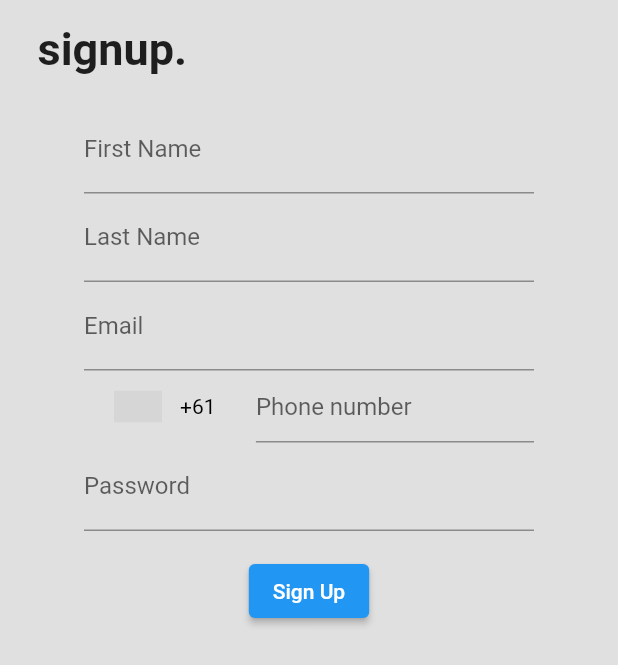
After one commit to Praxis-Australia/onya_frontend, a Flutter app: the screen it shows after launch, after a tap on "Sign up", on a phone screen of 412 x 824 dp. The commit adds this screen. Shown: the top 665 px of the screen. Run offline on Flutter 3.47's test engine with Material 2 defaults, Android fonts, the phone set to English and light mode, and no system bars; drawn by our look-alikes of intl_phone_number_input; our stand-ins replace cloud_firestore, firebase_auth, firebase_core, smooth_page_indicator; accounts and stored records are empty; network calls fail; grey boxes are pictures that could not be loaded.

Commit message:
Got rego working... what a win

```diff
--- a/dashboardui/lib/pages/login_page.dart
+++ b/dashboardui/lib/pages/login_page.dart
@@ -1,5 +1,6 @@
 import 'package:flutter/material.dart';
 import 'package:dashboardui/util/my_login.dart';
+import 'package:dashboardui/pages/signup_page.dart';
 
 class LoginPage extends StatefulWidget {
   const LoginPage({Key? key}) : super(key: key);
@@ -37,10 +38,38 @@ class _LoginPageState extends State<LoginPage> {
                     Center(
                         child: Container(
                             width: 300.0,
-                            height: 300.0,
+                            height: 200.0,
                             child: MyLogin(),
                         ),
                     ),
+                    SizedBox(
+                        height:00.0,
+                    ),
+                    Row(
+                        mainAxisAlignment: MainAxisAlignment.center,
+                        children: [
+                            Text(
+                                'Don\'t have an account? ',
+                                style: TextStyle(
+                                fontSize: 15.0,
+                                ),
+                            ),
+                            InkWell(
+                                onTap: () {
+                                    Navigator.push(context,
+                                        MaterialPageRoute(builder: (context) => SignupPage()),
+                                    );
+                                },
+                                child:Text(
+                                    'Sign up',
+                                    style: TextStyle(
+                                    fontSize: 15.0,
+                                    fontWeight: FontWeight.bold,
+                                    ),
+                                ),
+                            )
+                        ],
+                    )
                 ]
             )
         )
--- /dev/null
+++ b/dashboardui/lib/pages/signup_page.dart
@@ -0,0 +1,53 @@
+import 'package:flutter/material.dart';
+import 'package:dashboardui/util/my_signup.dart';
+// import 'package:dashboardui/pages/signupPage.dart';
+
+class SignupPage extends StatefulWidget {
+  const SignupPage({Key? key}) : super(key: key);
+
+  @override
+  _SignupPageState createState() => _SignupPageState();
+}
+
+class _SignupPageState extends State<SignupPage> {
+  @override
+  Widget build(BuildContext context) {
+    return Scaffold(
+        backgroundColor: Colors.grey[300],
+        body: SafeArea(
+            child: Column(
+                children: [
+                    Padding(
+                        padding: const EdgeInsets.only(left: 25.0, right:25.0, top: 15.0),
+                        child: Row(
+                            mainAxisAlignment: MainAxisAlignment.spaceBetween,
+                            children: [
+                            Text(
+                                'signup.',
+                                style: TextStyle(
+                                fontSize: 30.0,
+                                fontWeight: FontWeight.bold,
+                                ),
+                            ), // Text
+                            ],
+                        ), // Row
+                    ),
+                    SizedBox(
+                        height: 20.0,
+                    ),
+                    Center(
+                        child: Container(
+                            width: 300.0,
+                            height: 400.0,
+                            child: MySignup(),
+                        ),
+                    ),
+                    SizedBox(
+                        height:00.0,
+                    ),
+                ]
+            )
+        )
+    );
+  }
+}
--- /dev/null
+++ b/dashboardui/lib/util/my_signup.dart
@@ -0,0 +1,220 @@
+import 'package:flutter/material.dart';
+import 'package:firebase_auth/firebase_auth.dart';
+import 'package:dashboardui/pages/home_page.dart';
+import 'package:intl_phone_number_input/intl_phone_number_input.dart';
+import 'package:cloud_firestore/cloud_firestore.dart';
+import 'dart:math';
+
+//import 'package:firebase_dynamic_links/firebase_dynamic_links.dart';
+
+class MySignup extends StatefulWidget {
+  @override
+  _MySignupState createState() => _MySignupState();
+}
+
+class _MySignupState extends State<MySignup> {
+    final GlobalKey<FormState> _formKey = GlobalKey<FormState>();
+    final TextEditingController _firstNameController = TextEditingController();
+    final TextEditingController _lastNameController = TextEditingController();
+    final TextEditingController _emailController = TextEditingController();
+    final TextEditingController _phoneController = TextEditingController();
+    final TextEditingController _passwordController = TextEditingController();
+    bool _success = false;
+    String? _userEmail;
+    String? _userID;
+    Exception? _errorMessage;
+    User? user;
+    PhoneNumber? _number;
+    User? _user;
+
+    final FirebaseAuth _auth = FirebaseAuth.instance;
+
+    String generateRandomString(int len) {
+        var r = Random();
+        return String.fromCharCodes(List.generate(len, (index) => r.nextInt(33) + 89));
+    }
+
+    Future<bool> _signup() async {
+        _success = true;
+        try {
+            final User? user = (await
+            _auth.createUserWithEmailAndPassword(
+                email: _emailController.text,
+                password: _passwordController.text,
+            )
+        ).user;
+        } on Exception catch (e) {
+            setState(() {
+            _success = false;
+            _errorMessage = e;
+            print(e);
+            user = null;
+            print("there was an exception");
+            });
+        }
+
+        // final User? user = (await _auth.createUserWithEmailAndPassword(
+        //         email: _emailController.text,
+        //         password: _passwordController.text,
+        // )).user;
+        return _success;
+    }
+
+    Future<User?> _login() async {
+        _success = true;
+        await
+        _auth.signInWithEmailAndPassword(
+            email: _emailController.text,
+            password: _passwordController.text,
+        );
+        _auth.authStateChanges().listen((User? user) {
+            if (user == null) {
+                print('User is currently signed out!');
+            } else {
+                print('User is signed in!');
+                _user = user;
+                _writeUser();
+            }
+        });
+    }
+
+    void _writeUser() async {
+        var id = _user!.uid;
+        CollectionReference userRef = FirebaseFirestore.instance.collection('users');
+        await userRef.doc(id).set({
+            "firstName":_firstNameController.text,
+            "lastName":_lastNameController.text,
+            "email":_emailController.text,
+            "mobile": _number!.phoneNumber,
+            "basiq":{
+                "accountNames":[],
+                "availableAccounts":[],
+                "connectionIds":[]
+            },
+            "charitySelection":{},
+            "roundup":{
+                "config":{
+                    "debitAt":10,
+                    "debitConnectionId":null,
+                    "enabled":false,
+                    "roundTo":1,
+                    "transactionConnectionId":null
+                },
+                "nextDebit":{
+                    "accAmount":0,
+                    "lastChecked":DateTime.now(),
+                },
+                "statistics":{
+                    "total":0
+                },
+                "transactions":[],
+                "uid":id,
+                "userCreated":DateTime.now()
+            }
+        });
+        Navigator.push(
+            context,
+            MaterialPageRoute(builder: (context) => HomePage()),
+        );
+    }
+
+    @override
+    Widget build(BuildContext context) {
+        return Form(
+            key: _formKey,
+            child: Column(
+                crossAxisAlignment: CrossAxisAlignment.start,
+                children: [
+                    TextFormField(
+                        controller: _firstNameController,
+                        decoration: const InputDecoration(labelText: 'First Name'),
+                        validator: (String? value) {
+                            if (value!.isEmpty) {
+                                return 'Please enter some text';
+                            }
+                            return null;
+                        },
+                    ),
+                    TextFormField(
+                        controller: _lastNameController,
+                        decoration: const InputDecoration(labelText: 'Last Name'),
+                        validator: (String? value) {
+                            if (value!.isEmpty) {
+                                return 'Please enter some text';
+                            }
+                            return null;
+                        },
+                    ),
+                    TextFormField(
+                        controller: _emailController,
+                        decoration: const InputDecoration(labelText: 'Email'),
+                        validator: (String? value) {
+                            if (value!.isEmpty) {
+                                return 'Please enter some text';
+                            }
+                            return null;
+                        },
+                    ),
+                    InternationalPhoneNumberInput(
+                        onInputChanged: (PhoneNumber number) {
+                            setState( () {
+                                _number = number;
+                            });
+                        },
+                        onInputValidated: (bool value) {
+                            print(value);
+                        },
+                        selectorConfig: SelectorConfig(
+                            selectorType: PhoneInputSelectorType.BOTTOM_SHEET,
+                        ),
+                        ignoreBlank: false,
+                        autoValidateMode: AutovalidateMode.disabled,
+                        selectorTextStyle: TextStyle(
+                            color: Colors.black
+                        ),
+                        initialValue: PhoneNumber(isoCode: 'AU', phoneNumber: ''),
+                        autoFocus: true,
+                        textFieldController: _phoneController,
+                        formatInput: false,
+                        keyboardType:
+                            TextInputType.numberWithOptions(signed: true, decimal: true),
+                        onSaved: (PhoneNumber numb) {
+                            setState( () {
+                                _number = numb;
+                            });
+                        },
+                    ),
+                    TextFormField(
+                        controller: _passwordController,
+                        decoration: const InputDecoration(labelText:
+                            'Password'),
+                        validator: (String? value) {
+                        if (value!.isEmpty) {
+                            return 'Please enter some text';
+                        }
+                        return null;
+                        },
+                    ),
+                    Container(
+                        padding: const EdgeInsets.symmetric(vertical: 16.0),
+                        alignment: Alignment.center,
+                        child: ElevatedButton(
+                            onPressed: () async {
+                                await _signup();
+                                if (_success) {
+                                    await _login();
+                                };
+                            },
+                            child: const Text('Sign Up'),
+                            style: ElevatedButton.styleFrom(
+                                primary: Colors.blue, // background
+                                onPrimary: Colors.white, // foreground
+                            ),
+
+                        ),
+                    )
+                ]
+            )
+        );
+    }
+}
--- a/dashboardui/pubspec.yaml
+++ b/dashboardui/pubspec.yaml
@@ -41,6 +41,8 @@ dependencies:
   firebase_auth: ^4.1.5
   modal_progress_hud: ^0.1.3
   cloud_firestore: ^4.1.0
+  url_launcher: ^6.1.7
+  intl_phone_number_input: ^0.7.1
 
 dev_dependencies:
   flutter_test:
```
Also changed, not shown: dashboardui/lib/db_layouts/user_layout.json (added, +27 -0 lines), dashboardui/lib/util/my_basiq_connect.dart (+16 -3 lines), dashboardui/lib/util/my_charity_card.dart (+6 -1 lines), dashboardui/pubspec.lock, 6 other files.
